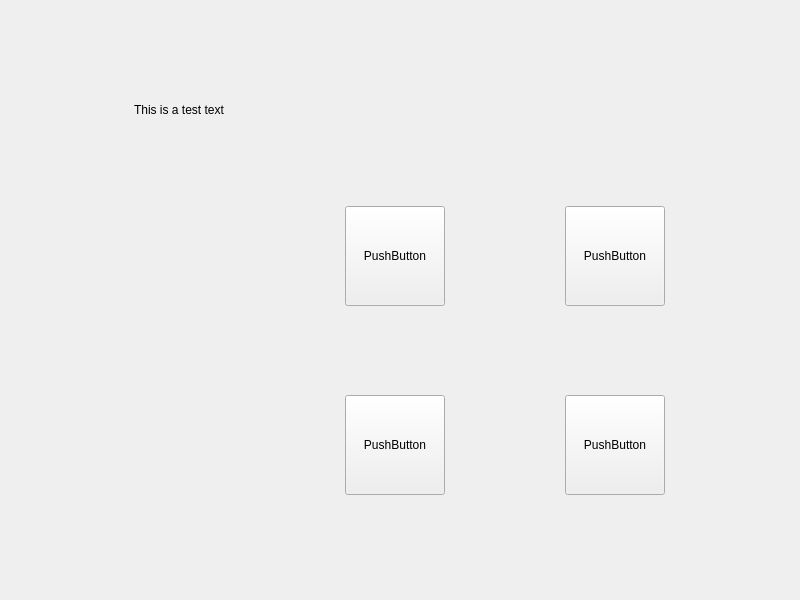
cpyarger/inker, file form.ui: the form before one commit.
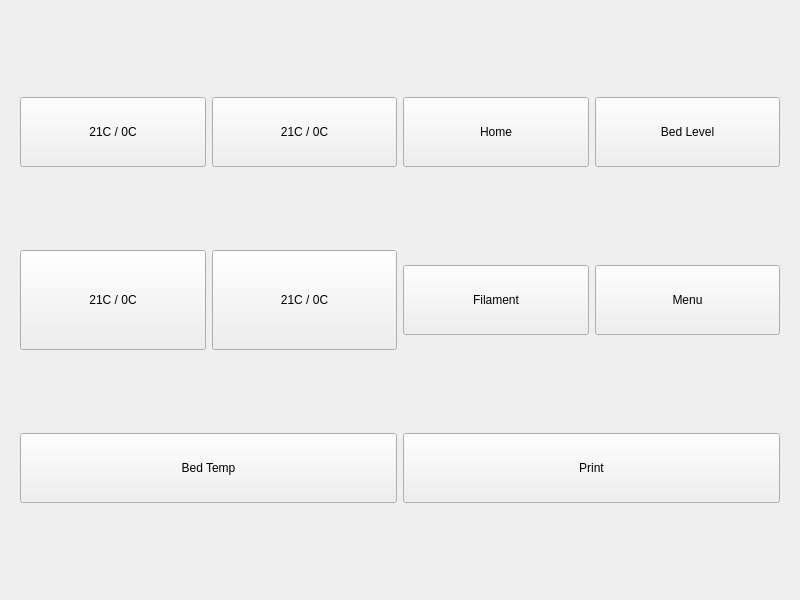
The form after the commit. Icons and pictures are not drawn.

What changed in the file:
```diff
--- a/form.ui
+++ b/form.ui
@@ -22,28 +22,257 @@
   <layout class="QFormLayout" name="formLayout">
    <item row="0" column="0" colspan="2">
     <widget class="QStackedWidget" name="stackedWidget">
+     <property name="sizePolicy">
+      <sizepolicy hsizetype="Preferred" vsizetype="Preferred">
+       <horstretch>0</horstretch>
+       <verstretch>0</verstretch>
+      </sizepolicy>
+     </property>
+     <property name="minimumSize">
+      <size>
+       <width>100</width>
+       <height>100</height>
+      </size>
+     </property>
+     <property name="baseSize">
+      <size>
+       <width>0</width>
+       <height>0</height>
+      </size>
+     </property>
      <property name="currentIndex">
       <number>0</number>
      </property>
      <widget class="QWidget" name="page">
       <layout class="QGridLayout" name="gridLayout">
+       <item row="0" column="4">
+        <widget class="QToolButton" name="btnLevel">
+         <property name="sizePolicy">
+          <sizepolicy hsizetype="Preferred" vsizetype="Fixed">
+           <horstretch>2</horstretch>
+           <verstretch>2</verstretch>
+          </sizepolicy>
+         </property>
+         <property name="minimumSize">
+          <size>
+           <width>70</width>
+           <height>70</height>
+          </size>
+         </property>
+         <property name="text">
+          <string>Bed Level</string>
+         </property>
+         <property name="icon">
+          <iconset resource="icons.qrc">
+           <normaloff>:/icons/z-bolt/styles/z-bolt/images/bed-level.svg</normaloff>:/icons/z-bolt/styles/z-bolt/images/bed-level.svg</iconset>
+         </property>
+         <property name="iconSize">
+          <size>
+           <width>80</width>
+           <height>80</height>
+          </size>
+         </property>
+         <property name="toolButtonStyle">
+          <enum>Qt::ToolButtonTextUnderIcon</enum>
+         </property>
+        </widget>
+       </item>
+       <item row="1" column="4">
+        <widget class="QToolButton" name="btnMenu">
+         <property name="sizePolicy">
+          <sizepolicy hsizetype="Preferred" vsizetype="Fixed">
+           <horstretch>2</horstretch>
+           <verstretch>2</verstretch>
+          </sizepolicy>
+         </property>
+         <property name="minimumSize">
+          <size>
+           <width>70</width>
+           <height>70</height>
+          </size>
+         </property>
+         <property name="text">
+          <string>Menu</string>
+         </property>
+         <property name="icon">
+          <iconset resource="icons.qrc">
+           <normaloff>:/icons/z-bolt/styles/z-bolt/images/control.svg</normaloff>:/icons/z-bolt/styles/z-bolt/images/control.svg</iconset>
+         </property>
+         <property name="iconSize">
+          <size>
+           <width>80</width>
+           <height>80</height>
+          </size>
+         </property>
+         <property name="toolButtonStyle">
+          <enum>Qt::ToolButtonTextUnderIcon</enum>
+         </property>
+        </widget>
+       </item>
+       <item row="1" column="0">
+        <widget class="QToolButton" name="toolButton_10">
+         <property name="sizePolicy">
+          <sizepolicy hsizetype="Preferred" vsizetype="Fixed">
+           <horstretch>2</horstretch>
+           <verstretch>2</verstretch>
+          </sizepolicy>
+         </property>
+         <property name="minimumSize">
+          <size>
+           <width>100</width>
+           <height>100</height>
+          </size>
+         </property>
+         <property name="text">
+          <string>21C / 0C</string>
+         </property>
+         <property name="icon">
+          <iconset resource="icons.qrc">
+           <normaloff>:/icons/z-bolt/styles/z-bolt/images/extruder-1.svg</normaloff>:/icons/z-bolt/styles/z-bolt/images/extruder-1.svg</iconset>
+         </property>
+         <property name="iconSize">
+          <size>
+           <width>80</width>
+           <height>80</height>
+          </size>
+         </property>
+         <property name="toolButtonStyle">
+          <enum>Qt::ToolButtonTextUnderIcon</enum>
+         </property>
+        </widget>
+       </item>
+       <item row="1" column="3">
+        <widget class="QToolButton" name="btnFilament">
+         <property name="sizePolicy">
+          <sizepolicy hsizetype="Preferred" vsizetype="Fixed">
+           <horstretch>2</horstretch>
+           <verstretch>2</verstretch>
+          </sizepolicy>
+         </property>
+         <property name="minimumSize">
+          <size>
+           <width>70</width>
+           <height>70</height>
+          </size>
+         </property>
+         <property name="text">
+          <string>Filament</string>
+         </property>
+         <property name="icon">
+          <iconset resource="icons.qrc">
+           <normaloff>:/icons/z-bolt/styles/z-bolt/images/filament.svg</normaloff>:/icons/z-bolt/styles/z-bolt/images/filament.svg</iconset>
+         </property>
+         <property name="iconSize">
+          <size>
+           <width>80</width>
+           <height>80</height>
+          </size>
+         </property>
+         <property name="toolButtonStyle">
+          <enum>Qt::ToolButtonTextUnderIcon</enum>
+         </property>
+        </widget>
+       </item>
        <item row="0" column="0">
-        <widget class="QLabel" name="label">
+        <widget class="QToolButton" name="toolButton_7">
          <property name="sizePolicy">
-          <sizepolicy hsizetype="Fixed" vsizetype="Fixed">
-           <horstretch>100</horstretch>
-           <verstretch>100</verstretch>
+          <sizepolicy hsizetype="Preferred" vsizetype="Fixed">
+           <horstretch>2</horstretch>
+           <verstretch>2</verstretch>
           </sizepolicy>
          </property>
+         <property name="minimumSize">
+          <size>
+           <width>70</width>
+           <height>70</height>
+          </size>
+         </property>
          <property name="text">
-          <string>This is a test text</string>
+          <string>21C / 0C</string>
+         </property>
+         <property name="icon">
+          <iconset resource="icons.qrc">
+           <normaloff>:/icons/z-bolt/styles/z-bolt/images/extruder-1.svg</normaloff>:/icons/z-bolt/styles/z-bolt/images/extruder-1.svg</iconset>
+         </property>
+         <property name="iconSize">
+          <size>
+           <width>80</width>
+           <height>80</height>
+          </size>
+         </property>
+         <property name="toolButtonStyle">
+          <enum>Qt::ToolButtonTextUnderIcon</enum>
+         </property>
+        </widget>
+       </item>
+       <item row="0" column="1">
+        <widget class="QToolButton" name="toolButton_8">
+         <property name="sizePolicy">
+          <sizepolicy hsizetype="Preferred" vsizetype="Fixed">
+           <horstretch>2</horstretch>
+           <verstretch>2</verstretch>
+          </sizepolicy>
+         </property>
+         <property name="minimumSize">
+          <size>
+           <width>70</width>
+           <height>70</height>
+          </size>
+         </property>
+         <property name="text">
+          <string>21C / 0C</string>
+         </property>
+         <property name="icon">
+          <iconset resource="icons.qrc">
+           <normaloff>:/icons/z-bolt/styles/z-bolt/images/extruder-1.svg</normaloff>:/icons/z-bolt/styles/z-bolt/images/extruder-1.svg</iconset>
+         </property>
+         <property name="iconSize">
+          <size>
+           <width>80</width>
+           <height>80</height>
+          </size>
+         </property>
+         <property name="toolButtonStyle">
+          <enum>Qt::ToolButtonTextUnderIcon</enum>
+         </property>
+        </widget>
+       </item>
+       <item row="0" column="3">
+        <widget class="QToolButton" name="btnHome">
+         <property name="sizePolicy">
+          <sizepolicy hsizetype="Preferred" vsizetype="Fixed">
+           <horstretch>2</horstretch>
+           <verstretch>2</verstretch>
+          </sizepolicy>
+         </property>
+         <property name="minimumSize">
+          <size>
+           <width>70</width>
+           <height>70</height>
+          </size>
+         </property>
+         <property name="text">
+          <string>Home</string>
+         </property>
+         <property name="icon">
+          <iconset resource="icons.qrc">
+           <normaloff>:/icons/z-bolt/styles/z-bolt/images/home.svg</normaloff>:/icons/z-bolt/styles/z-bolt/images/home.svg</iconset>
+         </property>
+         <property name="iconSize">
+          <size>
+           <width>80</width>
+           <height>80</height>
+          </size>
+         </property>
+         <property name="toolButtonStyle">
+          <enum>Qt::ToolButtonTextUnderIcon</enum>
          </property>
         </widget>
        </item>
        <item row="1" column="1">
-        <widget class="QPushButton" name="pushButton">
+        <widget class="QToolButton" name="toolButton_9">
          <property name="sizePolicy">
-          <sizepolicy hsizetype="Fixed" vsizetype="Fixed">
+          <sizepolicy hsizetype="Preferred" vsizetype="Fixed">
            <horstretch>0</horstretch>
            <verstretch>0</verstretch>
           </sizepolicy>
@@ -55,14 +284,285 @@
           </size>
          </property>
          <property name="text">
-          <string>PushButton</string>
+          <string>21C / 0C</string>
+         </property>
+         <property name="icon">
+          <iconset resource="icons.qrc">
+           <normaloff>:/icons/z-bolt/styles/z-bolt/images/extruder-1.svg</normaloff>:/icons/z-bolt/styles/z-bolt/images/extruder-1.svg</iconset>
+         </property>
+         <property name="iconSize">
+          <size>
+           <width>80</width>
+           <height>80</height>
+          </size>
+         </property>
+         <property name="toolButtonStyle">
+          <enum>Qt::ToolButtonTextUnderIcon</enum>
+         </property>
+        </widget>
+       </item>
+       <item row="2" column="3" colspan="2">
+        <widget class="QToolButton" name="btnPrint">
+         <property name="sizePolicy">
+          <sizepolicy hsizetype="Preferred" vsizetype="Fixed">
+           <horstretch>2</horstretch>
+           <verstretch>2</verstretch>
+          </sizepolicy>
+         </property>
+         <property name="minimumSize">
+          <size>
+           <width>70</width>
+           <height>70</height>
+          </size>
+         </property>
+         <property name="text">
+          <string>Print</string>
+         </property>
+         <property name="icon">
+          <iconset resource="icons.qrc">
+           <normaloff>:/icons/z-bolt/styles/z-bolt/images/print.svg</normaloff>:/icons/z-bolt/styles/z-bolt/images/print.svg</iconset>
+         </property>
+         <property name="iconSize">
+          <size>
+           <width>80</width>
+           <height>80</height>
+          </size>
+         </property>
+         <property name="toolButtonStyle">
+          <enum>Qt::ToolButtonTextUnderIcon</enum>
+         </property>
+        </widget>
+       </item>
+       <item row="2" column="0" colspan="2">
+        <widget class="QToolButton" name="btnBedTemp">
+         <property name="sizePolicy">
+          <sizepolicy hsizetype="Preferred" vsizetype="Fixed">
+           <horstretch>2</horstretch>
+           <verstretch>2</verstretch>
+          </sizepolicy>
+         </property>
+         <property name="minimumSize">
+          <size>
+           <width>70</width>
+           <height>70</height>
+          </size>
+         </property>
+         <property name="text">
+          <string>Bed Temp</string>
+         </property>
+         <property name="icon">
+          <iconset resource="icons.qrc">
+           <normaloff>:/icons/z-bolt/styles/z-bolt/images/bed.svg</normaloff>:/icons/z-bolt/styles/z-bolt/images/bed.svg</iconset>
+         </property>
+         <property name="iconSize">
+          <size>
+           <width>80</width>
+           <height>80</height>
+          </size>
+         </property>
+         <property name="toolButtonStyle">
+          <enum>Qt::ToolButtonTextUnderIcon</enum>
+         </property>
+        </widget>
+       </item>
+      </layout>
+     </widget>
+     <widget class="QWidget" name="Menu">
+      <layout class="QGridLayout" name="gridLayout_2">
+       <item row="0" column="4">
+        <widget class="QToolButton" name="toolButton_17">
+         <property name="sizePolicy">
+          <sizepolicy hsizetype="Preferred" vsizetype="Fixed">
+           <horstretch>0</horstretch>
+           <verstretch>0</verstretch>
+          </sizepolicy>
+         </property>
+         <property name="minimumSize">
+          <size>
+           <width>100</width>
+           <height>100</height>
+          </size>
+         </property>
+         <property name="baseSize">
+          <size>
+           <width>0</width>
+           <height>0</height>
+          </size>
+         </property>
+         <property name="text">
+          <string>System</string>
+         </property>
+         <property name="icon">
+          <iconset resource="icons.qrc">
+           <normaloff>:/icons/z-bolt/styles/z-bolt/images/settings.svg</normaloff>:/icons/z-bolt/styles/z-bolt/images/settings.svg</iconset>
+         </property>
+         <property name="iconSize">
+          <size>
+           <width>80</width>
+           <height>80</height>
+          </size>
+         </property>
+         <property name="toolButtonStyle">
+          <enum>Qt::ToolButtonTextUnderIcon</enum>
+         </property>
+        </widget>
+       </item>
+       <item row="1" column="0">
+        <widget class="QToolButton" name="btnTemp">
+         <property name="sizePolicy">
+          <sizepolicy hsizetype="Preferred" vsizetype="Fixed">
+           <horstretch>0</horstretch>
+           <verstretch>0</verstretch>
+          </sizepolicy>
+         </property>
+         <property name="minimumSize">
+          <size>
+           <width>100</width>
+           <height>100</height>
+          </size>
+         </property>
+         <property name="baseSize">
+          <size>
+           <width>0</width>
+           <height>0</height>
+          </size>
+         </property>
+         <property name="text">
+          <string>Temperature</string>
+         </property>
+         <property name="icon">
+          <iconset resource="icons.qrc">
+           <normaloff>:/icons/z-bolt/styles/z-bolt/images/heat-up.svg</normaloff>:/icons/z-bolt/styles/z-bolt/images/heat-up.svg</iconset>
+         </property>
+         <property name="iconSize">
+          <size>
+           <width>80</width>
+           <height>80</height>
+          </size>
+         </property>
+         <property name="toolButtonStyle">
+          <enum>Qt::ToolButtonTextUnderIcon</enum>
+         </property>
+        </widget>
+       </item>
+       <item row="1" column="4">
+        <widget class="QToolButton" name="toolButton_14">
+         <property name="sizePolicy">
+          <sizepolicy hsizetype="Preferred" vsizetype="Fixed">
+           <horstretch>0</horstretch>
+           <verstretch>0</verstretch>
+          </sizepolicy>
+         </property>
+         <property name="minimumSize">
+          <size>
+           <width>100</width>
+           <height>100</height>
+          </size>
+         </property>
+         <property name="baseSize">
+          <size>
+           <width>0</width>
+           <height>0</height>
+          </size>
+         </property>
+         <property name="text">
+          <string>Back</string>
+         </property>
+         <property name="icon">
+          <iconset resource="icons.qrc">
+           <normaloff>:/icons/z-bolt/styles/z-bolt/images/back.svg</normaloff>:/icons/z-bolt/styles/z-bolt/images/back.svg</iconset>
+         </property>
+         <property name="iconSize">
+          <size>
+           <width>80</width>
+           <height>80</height>
+          </size>
+         </property>
+         <property name="toolButtonStyle">
+          <enum>Qt::ToolButtonTextUnderIcon</enum>
+         </property>
+        </widget>
+       </item>
+       <item row="0" column="3">
+        <widget class="QToolButton" name="toolButton_13">
+         <property name="sizePolicy">
+          <sizepolicy hsizetype="Preferred" vsizetype="Fixed">
+           <horstretch>0</horstretch>
+           <verstretch>0</verstretch>
+          </sizepolicy>
+         </property>
+         <property name="minimumSize">
+          <size>
+           <width>100</width>
+           <height>100</height>
+          </size>
+         </property>
+         <property name="baseSize">
+          <size>
+           <width>0</width>
+           <height>0</height>
+          </size>
+         </property>
+         <property name="text">
+          <string>Control</string>
+         </property>
+         <property name="icon">
+          <iconset resource="icons.qrc">
+           <normaloff>:/icons/z-bolt/styles/z-bolt/images/control.svg</normaloff>:/icons/z-bolt/styles/z-bolt/images/control.svg</iconset>
+         </property>
+         <property name="iconSize">
+          <size>
+           <width>80</width>
+           <height>80</height>
+          </size>
+         </property>
+         <property name="toolButtonStyle">
+          <enum>Qt::ToolButtonTextUnderIcon</enum>
+         </property>
+        </widget>
+       </item>
+       <item row="0" column="2">
+        <widget class="QToolButton" name="toolButton_12">
+         <property name="sizePolicy">
+          <sizepolicy hsizetype="Preferred" vsizetype="Fixed">
+           <horstretch>0</horstretch>
+           <verstretch>0</verstretch>
+          </sizepolicy>
+         </property>
+         <property name="minimumSize">
+          <size>
+           <width>100</width>
+           <height>100</height>
+          </size>
+         </property>
+         <property name="baseSize">
+          <size>
+           <width>0</width>
+           <height>0</height>
+          </size>
+         </property>
+         <property name="text">
+          <string>ToolChanger</string>
+         </property>
+         <property name="icon">
+          <iconset resource="icons.qrc">
+           <normaloff>:/icons/z-bolt/styles/z-bolt/images/toolchanger.svg</normaloff>:/icons/z-bolt/styles/z-bolt/images/toolchanger.svg</iconset>
+         </property>
+         <property name="iconSize">
+          <size>
+           <width>80</width>
+           <height>80</height>
+          </size>
+         </property>
+         <property name="toolButtonStyle">
+          <enum>Qt::ToolButtonTextUnderIcon</enum>
          </property>
         </widget>
        </item>
        <item row="1" column="2">
-        <widget class="QPushButton" name="pushButton_3">
+        <widget class="QToolButton" name="btnNetworl">
          <property name="sizePolicy">
-          <sizepolicy hsizetype="Fixed" vsizetype="Fixed">
+          <sizepolicy hsizetype="Preferred" vsizetype="Fixed">
            <horstretch>0</horstretch>
            <verstretch>0</verstretch>
           </sizepolicy>
@@ -74,33 +574,27 @@
           </size>
          </property>
          <property name="text">
-          <string>PushButton</string>
+          <string>Network</string>
          </property>
-        </widget>
-       </item>
-       <item row="2" column="1">
-        <widget class="QPushButton" name="pushButton_2">
-         <property name="sizePolicy">
-          <sizepolicy hsizetype="Fixed" vsizetype="Fixed">
-           <horstretch>0</horstretch>
-           <verstretch>0</verstretch>
-          </sizepolicy>
+         <property name="icon">
+          <iconset resource="icons.qrc">
+           <normaloff>:/icons/z-bolt/styles/z-bolt/images/network.svg</normaloff>:/icons/z-bolt/styles/z-bolt/images/network.svg</iconset>
          </property>
-         <property name="minimumSize">
+         <property name="iconSize">
           <size>
-           <width>100</width>
-           <height>100</height>
+           <width>80</width>
+           <height>80</height>
           </size>
          </property>
-         <property name="text">
-          <string>PushButton</string>
+         <property name="toolButtonStyle">
+          <enum>Qt::ToolButtonTextUnderIcon</enum>
          </property>
         </widget>
        </item>
-       <item row="2" column="2">
-        <widget class="QPushButton" name="pushButton_4">
+       <item row="0" column="0">
+        <widget class="QToolButton" name="toolButton_11">
          <property name="sizePolicy">
-          <sizepolicy hsizetype="Fixed" vsizetype="Fixed">
+          <sizepolicy hsizetype="Preferred" vsizetype="Fixed">
            <horstretch>0</horstretch>
            <verstretch>0</verstretch>
           </sizepolicy>
@@ -112,7 +606,20 @@
           </size>
          </property>
          <property name="text">
-          <string>PushButton</string>
+          <string>Move</string>
+         </property>
+         <property name="icon">
+          <iconset resource="icons.qrc">
+           <normaloff>:/icons/z-bolt/styles/z-bolt/images/move.svg</normaloff>:/icons/z-bolt/styles/z-bolt/images/move.svg</iconset>
+         </property>
+         <property name="iconSize">
+          <size>
+           <width>80</width>
+           <height>80</height>
+          </size>
+         </property>
+         <property name="toolButtonStyle">
+          <enum>Qt::ToolButtonTextUnderIcon</enum>
          </property>
         </widget>
        </item>
```
Left out of the diff: 19 changed lines with no effect on the pictures.
